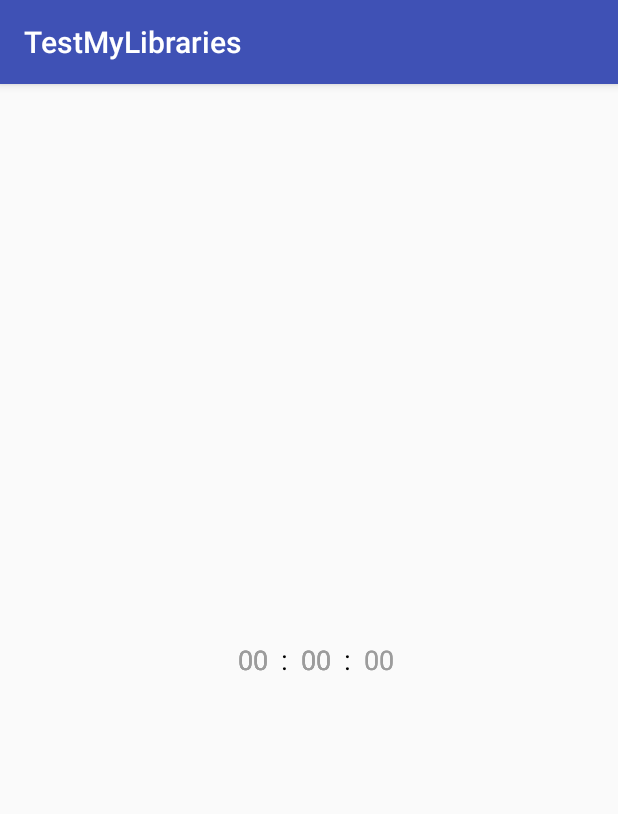
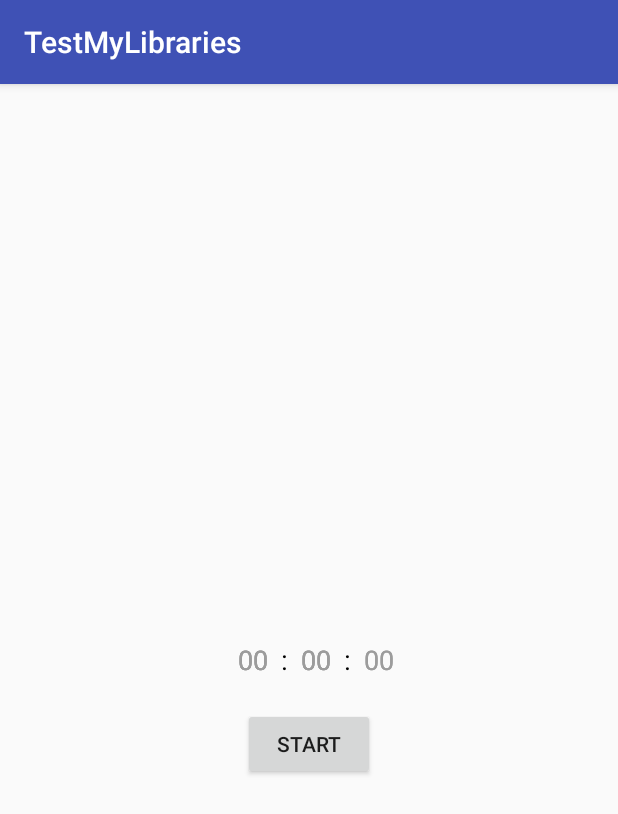
Before and after one commit to jsaman19/easyCountDownTimer, an Android app: the screen it shows after launch (MainActivity), on a phone screen of 412 x 824 dp. Shown: the top 814 px of the screen. Run offline under Robolectric (Android 15) with nearby library versions, the phone set to English and light mode, and no system bars.

Commit message:
add start automatically attr

```diff
--- a/app/src/main/java/ir/samanjafari/testmylibraries/MainActivity.java
+++ b/app/src/main/java/ir/samanjafari/testmylibraries/MainActivity.java
@@ -1,6 +1,7 @@
 package ir.samanjafari.testmylibraries;
 
 import android.os.Bundle;
+import android.view.View;
 
 import androidx.appcompat.app.AppCompatActivity;
 
@@ -9,22 +10,16 @@ import ir.samanjafari.easycountdowntimer.EasyCountDownTextview;
 
 public class MainActivity extends AppCompatActivity {
 
+    private EasyCountDownTextview easyCountDownTextview;
     @Override
     protected void onCreate(Bundle savedInstanceState) {
         super.onCreate(savedInstanceState);
         setContentView(R.layout.activity_main);
-//        EasyCountDownTextview easyCountDownTextview = findViewById(R.id.easyCountDownTextview);
-//        easyCountDownTextview.setTime(0, 0, 1, 0);
-//        easyCountDownTextview.setOnTick(new CountDownInterface() {
-//            @Override
-//            public void onTick(long time) {
-//
-//            }
-//
-//            @Override
-//            public void onFinish() {
-//
-//            }
-//        });
+        easyCountDownTextview = findViewById(R.id.easyCountDownTextview);
+    }
+
+    public void startBtn_onClick(View view)
+    {
+        easyCountDownTextview.startTimer();
     }
 }
--- a/app/src/main/res/layout/activity_main.xml
+++ b/app/src/main/res/layout/activity_main.xml
@@ -18,6 +18,18 @@
         app:colonColor="#000"
         app:daysLabel="D"
         app:showDays="false"
+        app:minute="1"
+        app:second="30"
+        app:start_automatically="false"
         />
 
+    <Button
+        android:layout_width="wrap_content"
+        android:layout_height="wrap_content"
+        android:text="Start"
+        android:layout_below="@id/easyCountDownTextview"
+        android:layout_centerHorizontal="true"
+        android:layout_marginTop="20dp"
+        android:onClick="startBtn_onClick"/>
+
 </RelativeLayout>
--- a/easycountdowntimer/src/main/java/ir/samanjafari/easycountdowntimer/EasyCountDownTextview.java
+++ b/easycountdowntimer/src/main/java/ir/samanjafari/easycountdowntimer/EasyCountDownTextview.java
@@ -13,7 +13,6 @@ import android.view.animation.AnimationUtils;
 import android.widget.LinearLayout;
 import android.widget.RelativeLayout;
 import android.widget.TextView;
-
 
 
 import java.util.Calendar;
@@ -35,7 +34,7 @@ public class EasyCountDownTextview extends LinearLayout {
     private CountDownInterface countDownInterface, newCountDownInterface;
     private int days, hours, minute, second;
     private MyCountDown myCountDown;
-    private boolean setAnim;
+    private boolean setAnim, startAutomatically;
 
     public EasyCountDownTextview(Context context) {
         this(context, null, 0);
@@ -99,6 +98,7 @@ public class EasyCountDownTextview extends LinearLayout {
             digitBackgroundColor = attr.getColor(R.styleable.EasyCountDownTextview_digitBackground, -1);
 
         setAnim = attr.getBoolean(R.styleable.EasyCountDownTextview_setAnimation, false);
+        startAutomatically = attr.getBoolean(R.styleable.EasyCountDownTextview_start_automatically, true);
         boolean isOnlySecond = attr.getBoolean(R.styleable.EasyCountDownTextview_showOnlySecond, false);
 
         if (!showHours) {
@@ -340,7 +340,8 @@ public class EasyCountDownTextview extends LinearLayout {
         this.minute = minute;
         this.second = second;
 
-        startTimer();
+        if (startAutomatically)
+            startTimer();
     }
 
     public void setAnimation(final boolean anim, final Context context) {
--- a/easycountdowntimer/src/main/res/values/attrs.xml
+++ b/easycountdowntimer/src/main/res/values/attr.xml
@@ -10,6 +10,7 @@
         <attr name="textSize" format="dimension" />
         <attr name="showHours" format="boolean" />
         <attr name="showDays" format="boolean" />
+        <attr name="start_automatically" format="boolean" />
         <attr name="colonColor" format="color"/>
         <attr name="digitBackground" format="reference|color"/>
         <attr name="setAnimation" format="boolean"/>
```
